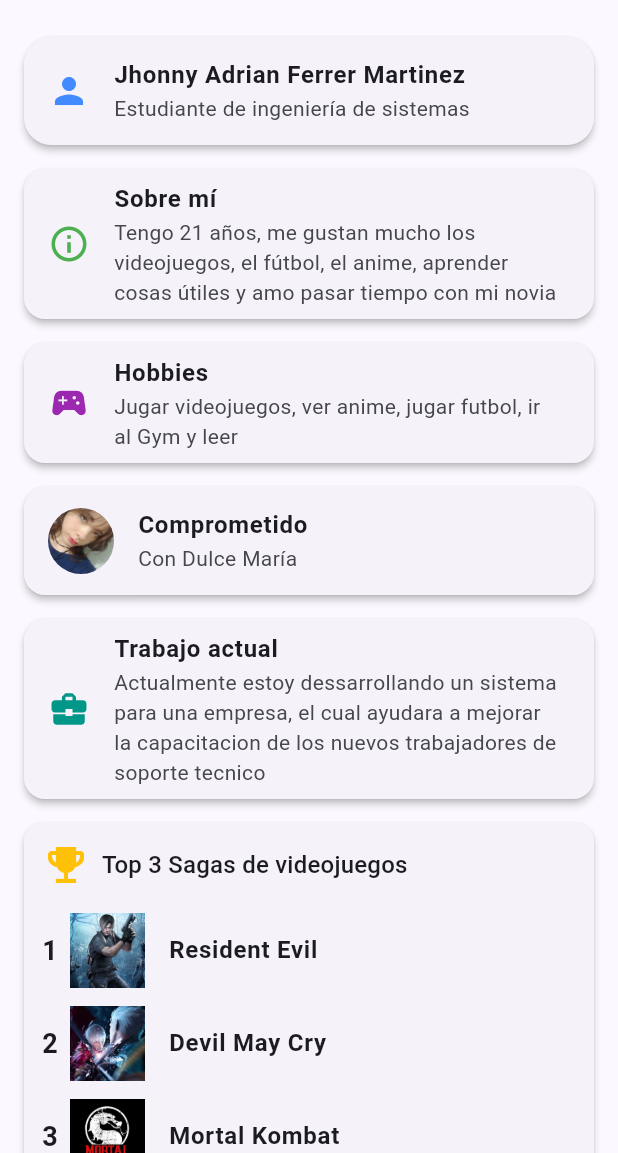
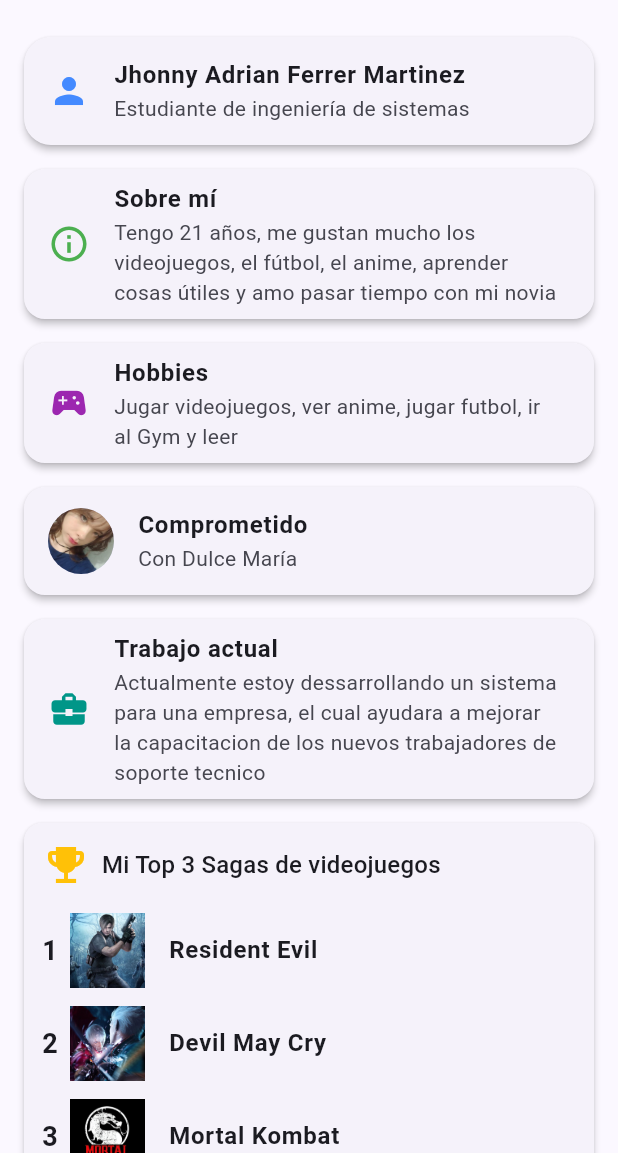
Before and after one commit to Jhonnyferrer/Mi-portafolio-App, a Flutter app: the screen it shows after launch, after a tap on "Acerca de mí", on a phone screen of 412 x 824 dp, the part 83-1236 px from its top. Run offline on Flutter 3.47's test engine with Material 3 defaults, Android fonts, the phone set to English and light mode, and no system bars.

Commit message:
Update title text in top3_game_card.dart

```diff
--- a/portafolio/lib/config/widgets/top3_game_card.dart
+++ b/portafolio/lib/config/widgets/top3_game_card.dart
@@ -22,7 +22,7 @@ class GameRankingCard extends StatelessWidget {
               children: [
                 Icon(Icons.emoji_events, color: Colors.amber, size: 32),
                 const SizedBox(width: 8),
-                Text('Top 3 Sagas de videojuegos', style: titleStyle),
+                Text('Mi Top 3 Sagas de videojuegos', style: titleStyle),
               ],
             ),
             const SizedBox(height: 16),
```
